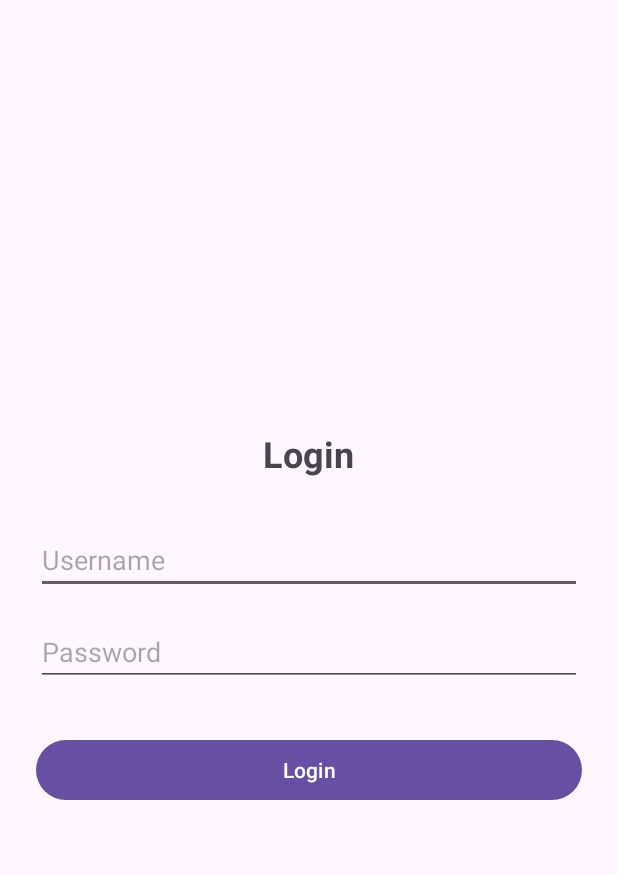
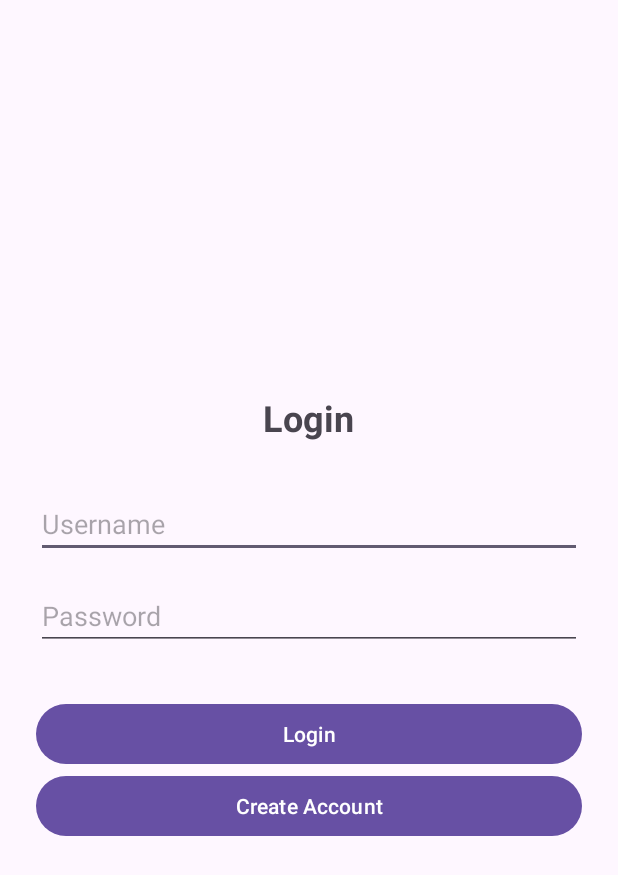
Before and after one commit to Dhruvv307/Login, an Android app: the screen it shows after launch (MainActivity), on a phone screen of 412 x 824 dp. Shown: the top 875 px of the screen. Run offline under Robolectric (Android 15) with nearby library versions, the phone set to English and light mode, and no system bars; our stand-ins replace Room's generated code.

Commit message:
got the app running

```diff
--- a/app/src/main/java/com/example/login/AppDatabase.java
+++ b/app/src/main/java/com/example/login/AppDatabase.java
@@ -8,7 +8,7 @@ import androidx.room.RoomDatabase;
 public abstract class AppDatabase extends RoomDatabase {
     public abstract UserDao userDao();
 
-    public UserDao UserDao() {
+ /*   public UserDao UserDao() {
         return null;
-    }
+    }   */
 }
--- a/app/src/main/java/com/example/login/LandingPage.java
+++ b/app/src/main/java/com/example/login/LandingPage.java
@@ -26,12 +26,12 @@ public class LandingPage extends AppCompatActivity {
 
         User currentUser = (User) getIntent().getSerializableExtra("currentUser");
 
-        TextView usernameTextView = findViewById(R.id.userNameTextView);
+        TextView usernameTextView = findViewById(R.id.usernameTextView);
         Button adminButton = findViewById(R.id.adminButton);
 
 
         if(currentUser != null){
-            usernameTextView.setText("Welcome, " + currentUser.getName() + "!");
+            usernameTextView.setText("Welcome, " + currentUser.getUsername() + "!");
         }
 
         if (currentUser.isAdmin()) {
--- a/app/src/main/java/com/example/login/MainActivity.java
+++ b/app/src/main/java/com/example/login/MainActivity.java
@@ -26,8 +26,14 @@ public class MainActivity extends AppCompatActivity {
         setContentView(R.layout.activity_main);
 
         sharedPreferences = getSharedPreferences("MiniMaroons", MODE_PRIVATE);
+   //     database = Room.databaseBuilder(getApplicationContext(),
+   //             AppDatabase.class, "mini-maroons-db").build();
+
         database = Room.databaseBuilder(getApplicationContext(),
-                AppDatabase.class, "mini-maroons-db").build();
+                        AppDatabase.class, "mini-maroons-db")
+                .allowMainThreadQueries() // Optional: For debugging only, remove in production
+                .fallbackToDestructiveMigration()
+                .build();
 
         // Check if user is already logged in
         if (sharedPreferences.contains("logged_in_user")) {
@@ -56,7 +62,7 @@ public class MainActivity extends AppCompatActivity {
         ExecutorService executor = Executors.newSingleThreadExecutor();
         executor.execute(() -> {
 
-            UserDao userDao = database.UserDao();
+            UserDao userDao = database.userDao();
             if (userDao.getAllUsers().isEmpty()) {
                 userDao.insert(new User("testuser1", "testuser1", false));
                 userDao.insert(new User("admin2", "admin2", true));
--- a/app/src/main/java/com/example/login/UserDao.java
+++ b/app/src/main/java/com/example/login/UserDao.java
@@ -1,5 +1,6 @@
 package com.example.login;
 
+import androidx.room.Dao;
 import androidx.room.Delete;
 import androidx.room.Insert;
 import androidx.room.OnConflictStrategy;
@@ -7,6 +8,7 @@ import androidx.room.Query;
 
 import java.util.List;
 
+@Dao
 public interface UserDao {
     @Insert(onConflict = OnConflictStrategy.IGNORE)
     void insert(User user);
--- a/app/src/main/res/layout/activity_main.xml
+++ b/app/src/main/res/layout/activity_main.xml
@@ -1,5 +1,5 @@
 <?xml version="1.0" encoding="utf-8"?>
-<?xml version="1.0" encoding="utf-8"?>
+
 <LinearLayout xmlns:android="http://schemas.android.com/apk/res/android"
     android:layout_width="match_parent"
     android:layout_height="match_parent"
@@ -36,4 +36,11 @@
         android:layout_height="wrap_content"
         android:text="Login"/>
 
+    <Button
+        android:id="@+id/btnCreateAccount"
+        android:layout_width="match_parent"
+        android:layout_height="wrap_content"
+        android:text="Create Account"/>
+
+
 </LinearLayout>
```
